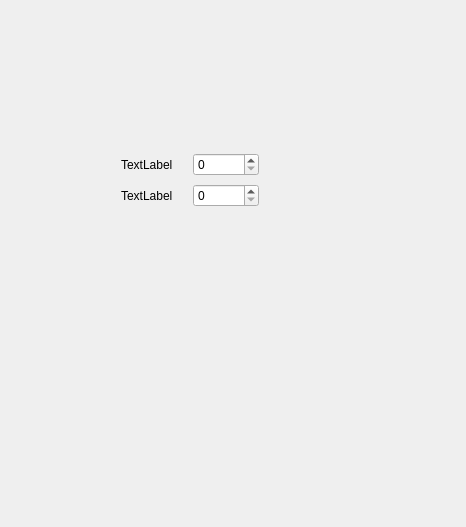
Old version of the form APSavegameEditor/Stats.ui in the repository odom11/ap_savegame_editor.
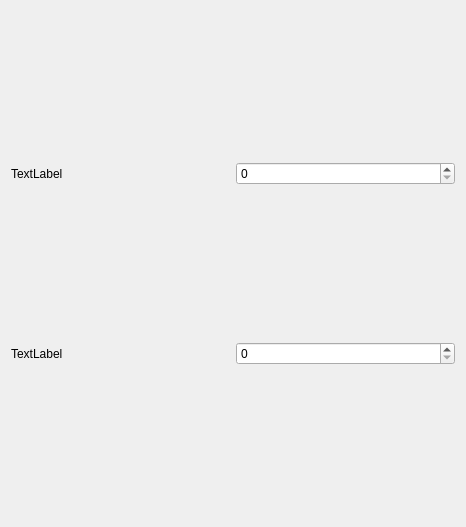
New version of the form.

The edit to the form file:
```diff
--- a/APSavegameEditor/Stats.ui
+++ b/APSavegameEditor/Stats.ui
@@ -13,16 +13,7 @@
   <property name="windowTitle">
    <string>Stats</string>
   </property>
-  <widget class="QWidget" name="gridLayoutWidget_2">
-   <property name="geometry">
-    <rect>
-     <x>110</x>
-     <y>140</y>
-     <width>160</width>
-     <height>80</height>
-    </rect>
-   </property>
-   <layout class="QGridLayout" name="gridLayout_2">
+  <layout class="QGridLayout" name="gridLayout">
     <item row="0" column="0">
      <widget class="QLabel" name="freeStatpointsLabel">
       <property name="text">
@@ -31,18 +22,8 @@
      </widget>
     </item>
     <item row="0" column="1">
-     <layout class="QGridLayout" name="gridLayout">
-      <property name="horizontalSpacing">
-       <number>10</number>
-      </property>
-      <property name="verticalSpacing">
-       <number>7</number>
-      </property>
-      <item row="0" column="1">
        <widget class="QSpinBox" name="freeStatpointsValue"/>
       </item>
-     </layout>
-    </item>
     <item row="1" column="0">
      <widget class="QLabel" name="moneyLabel">
       <property name="text">
@@ -54,7 +35,6 @@
      <widget class="QSpinBox" name="moneyValue"/>
     </item>
    </layout>
-  </widget>
  </widget>
  <layoutdefault spacing="6" margin="11"/>
  <resources/>
```
Lines whose indentation alone changed are shown as unchanged.
